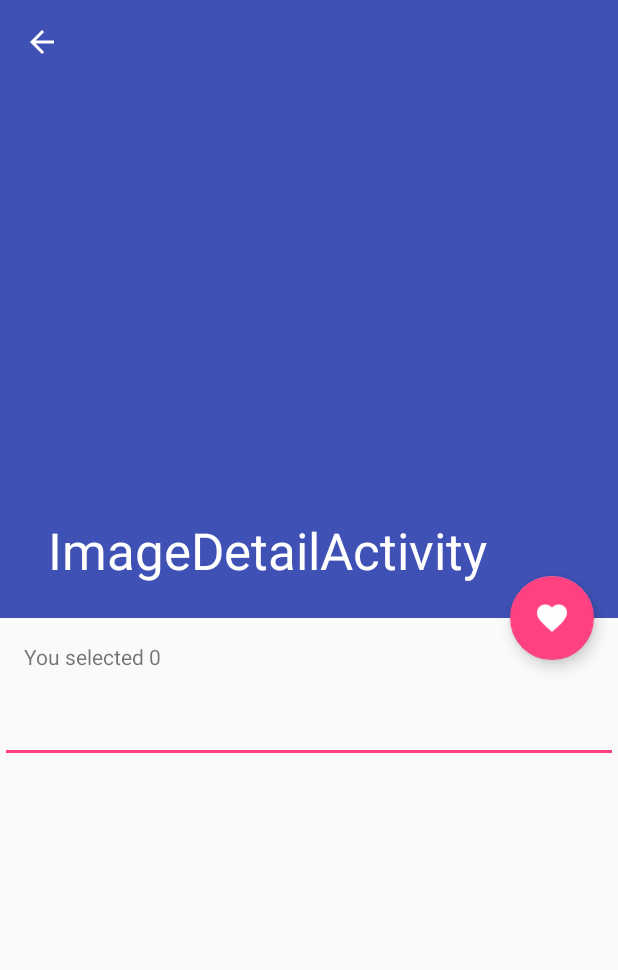
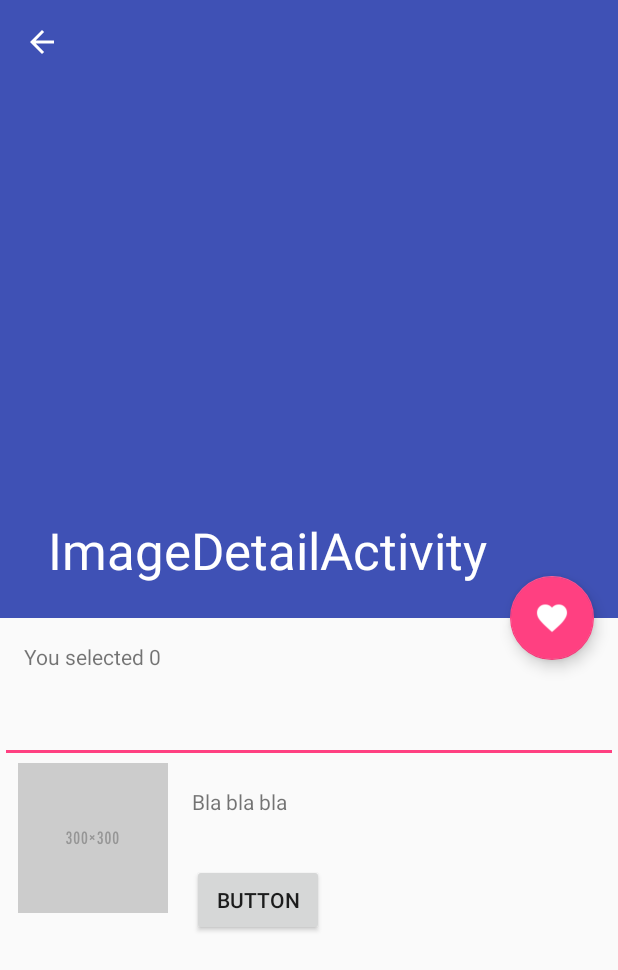
Before and after one commit to qroll/Statement, an Android app: the ImageDetailActivity screen opened directly, with no data from a screen before it, on a phone screen of 412 x 824 dp. Shown: the top 970 px of the screen. Run offline under Robolectric (Android 15) with nearby library versions, the phone set to English and light mode, and no system bars.

Commit message:
Add product item placeholder

```diff
--- a/app/src/main/java/com/qwissroll/statement/ImageDetailActivity.java
+++ b/app/src/main/java/com/qwissroll/statement/ImageDetailActivity.java
@@ -6,7 +6,6 @@ import android.support.design.widget.FloatingActionButton;
 import android.support.design.widget.Snackbar;
 import android.support.v7.app.AppCompatActivity;
 import android.support.v7.widget.Toolbar;
-import android.util.Log;
 import android.view.View;
 import android.view.WindowManager;
 import android.widget.EditText;
@@ -35,7 +34,7 @@ public class ImageDetailActivity extends AppCompatActivity {
         Intent i = getIntent();
 
         int itemId = i.getIntExtra("itemId", 0);
-        TextView text = (TextView) findViewById(R.id.text);
+        TextView text = (TextView) findViewById(R.id.testText);
         text.setText("You selected " + itemId);
 
         String imageSource = "ootd_" + itemId;
@@ -45,7 +44,7 @@ public class ImageDetailActivity extends AppCompatActivity {
 
         boolean isComment = i.getBooleanExtra("isComment", false);
         if (isComment) {
-            EditText input = (EditText) findViewById(R.id.input);
+            EditText input = (EditText) findViewById(R.id.commentInput);
             input.requestFocus();
             getWindow().setSoftInputMode(WindowManager.LayoutParams.SOFT_INPUT_STATE_ALWAYS_VISIBLE);
         }
--- a/app/src/main/res/layout/content_image_detail.xml
+++ b/app/src/main/res/layout/content_image_detail.xml
@@ -1,5 +1,6 @@
 <?xml version="1.0" encoding="utf-8"?>
 <android.support.v4.widget.NestedScrollView xmlns:android="http://schemas.android.com/apk/res/android"
+    xmlns:TagsEditText="http://schemas.android.com/apk/res-auto"
     xmlns:app="http://schemas.android.com/apk/res-auto"
     xmlns:tools="http://schemas.android.com/tools"
     android:layout_width="match_parent"
@@ -14,15 +15,48 @@
         android:orientation="vertical">
 
         <TextView
-            android:id="@+id/text"
+            android:id="@+id/testText"
             android:layout_width="wrap_content"
             android:layout_height="wrap_content"
             android:layout_margin="@dimen/text_margin" />
 
         <EditText
-            android:id="@+id/input"
+            android:id="@+id/commentInput"
             android:layout_width="match_parent"
             android:layout_height="wrap_content" />
 
+        <RelativeLayout
+            android:layout_width="wrap_content"
+            android:layout_height="wrap_content">
+
+            <ImageView
+                android:id="@+id/productImage"
+                android:layout_width="100dp"
+                android:layout_height="100dp"
+                android:layout_alignParentLeft="true"
+                android:layout_alignParentStart="true"
+                android:layout_marginLeft="12dp"
+                android:layout_marginStart="12dp"
+                app:srcCompat="@drawable/p300x300" />
+
+            <TextView
+                android:id="@+id/productText"
+                android:layout_width="wrap_content"
+                android:layout_height="wrap_content"
+                android:layout_margin="16dp"
+                android:layout_toRightOf="@id/productImage"
+                android:text="Bla bla bla" />
+
+            <Button
+                android:id="@+id/productButton"
+                android:layout_width="wrap_content"
+                android:layout_height="wrap_content"
+                android:layout_below="@id/productText"
+                android:layout_margin="16dp"
+                android:layout_toRightOf="@+id/productImage"
+                android:text="Button" />
+        </RelativeLayout>
+
     </LinearLayout>
+
 </android.support.v4.widget.NestedScrollView>
```
Also changed, not shown: app/src/main/java/com/qwissroll/statement/MainActivity.java (+0 -10 lines), app/src/main/java/com/qwissroll/statement/view/DetailItem.java (added, +36 -0 lines), app/src/main/res/layout/item_detail.xml (added, +33 -0 lines), app/src/main/res/drawable/p150x150.png (added), app/src/main/res/drawable/p300x300.png (added).
